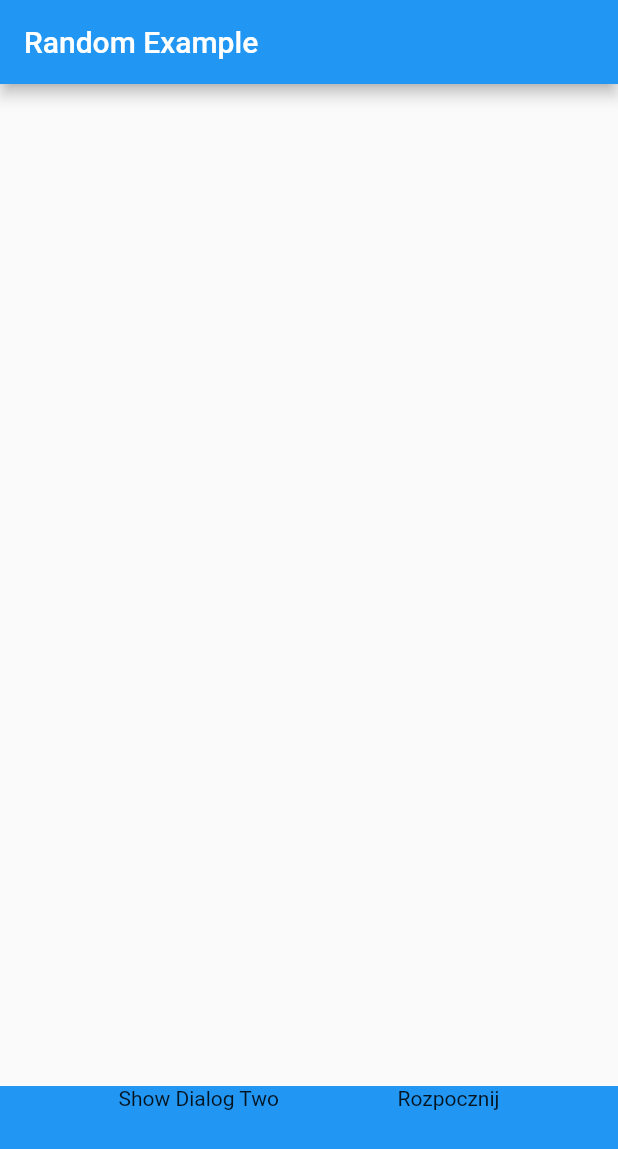
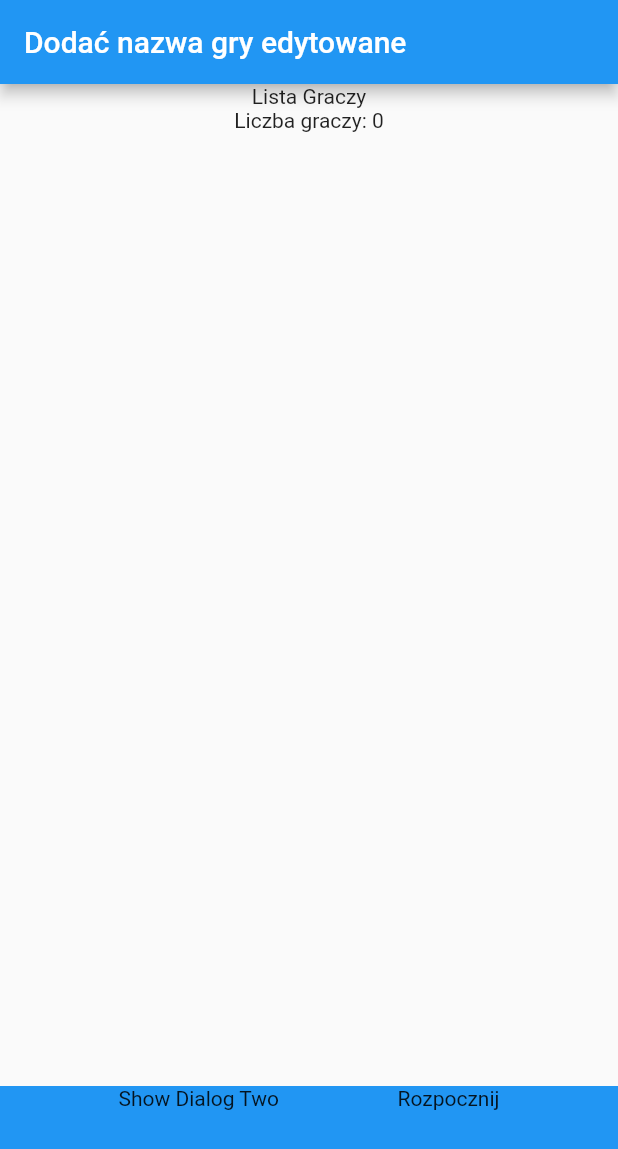
Before and after one commit to LukaszJal/ScoreCounter, a Flutter app: the screen it shows after launch, on a phone screen of 412 x 824 dp. Shown: the top 1149 px of the screen. Run offline on Flutter 3.47's test engine with Material 2 defaults, Android fonts, the phone set to English and light mode, and no system bars; missing offline and left inert: random_avatar.

```diff
--- a/score_counter/lib/constans.dart
+++ b/score_counter/lib/constans.dart
@@ -7,3 +7,5 @@ const inputDecoration = InputDecoration(
   border: OutlineInputBorder(),
   labelText: 'Gracz',
 );
+
+const mainTextStyle = TextStyle(fontSize: 24);
--- a/score_counter/lib/main.dart
+++ b/score_counter/lib/main.dart
@@ -3,6 +3,7 @@ import 'package:flutter/material.dart';
 import 'package:random_avatar/random_avatar.dart';
 import 'package:score_counter/add_user_dialog.dart';
 import 'package:score_counter/userData.dart';
+import 'constans.dart';
 
 void main() {
   runApp(const MyApp());
@@ -14,11 +15,12 @@ class MyApp extends StatelessWidget {
   @override
   Widget build(BuildContext context) {
     return MaterialApp(
-      title: 'Random Avatar example',
+      title: 'Game Score',
       theme: ThemeData(
         primarySwatch: Colors.blue,
       ),
-      home: const MyHomePage(title: 'Random Example'),
+      home: const MyHomePage(title: 'Dodać nazwa gry edytowane'),
+      // Todo: dodać wdytowaną nazwę gry (np. scrable)
     );
   }
 }
@@ -48,16 +50,27 @@ class _MyHomePageState extends State<MyHomePage> {
   void _handleTap2(UserData value) {
     setState(() {
       _painters.add(
-        Row(
-          children: [
-            Text(idTmp.toString()),
-            Text(value.name),
-            value.avatar,
-          ],
+        Container(
+          padding: EdgeInsets.all(2.0),
+          width: screenSize().width,
+          child: Row(
+            mainAxisAlignment: MainAxisAlignment.spaceBetween,
+            children: [
+              Text(style: mainTextStyle, "$idTmp."),
+              //SizedBox(width: 20),
+              Text(style: mainTextStyle, value.name),
+              //SizedBox(width: 100),
+              value.avatar,
+            ],
+          ),
         ),
       );
       idTmp++;
     });
+  }
+
+  Size screenSize() {
+    return MediaQuery.of(context).size;
   }
 
   @override
@@ -66,16 +79,25 @@ class _MyHomePageState extends State<MyHomePage> {
       appBar: AppBar(
         title: Text(widget.title),
       ),
-      body: Row(
+      body: Column(
         children: [
+          Container(
+            child: Text("Lista Graczy"),
+          ),
+          SizedBox(width: screenSize().width),
           SingleChildScrollView(
             child: Wrap(
               children: [
                 Column(
-                  children: [..._painters],
+                  children: [
+                    ..._painters,
+                  ],
                 ),
               ],
             ),
+          ),
+          Container(
+            child: Text("Liczba graczy: " + (idTmp - 1).toString()),
           ),
         ],
       ),
@@ -94,6 +116,7 @@ class _MyHomePageState extends State<MyHomePage> {
                   builder: (context) => AddUserDialog(
                     onConfirm: (UserData value) {
                       _handleTap2(value);
+                      testUserGen(3);
                       // TODO add new UserData Object witch will be send to the next screen.
                     },
                   ),
@@ -107,4 +130,19 @@ class _MyHomePageState extends State<MyHomePage> {
       ),
     );
   }
+
+  void testUserGen(int numberTestUser) {
+    for (int i = 1; i < numberTestUser; i++) {
+      _handleTap2(
+        UserData(
+          "Marek testowy$i",
+          RandomAvatar(
+            DateTime.now().toIso8601String(),
+            height: 70,
+            width: 70,
+          ),
+        ),
+      );
+    }
+  }
 }
```
Also changed, not shown: score_counter/pubspec.yaml (+4 -6 lines), score_counter/lib/resource/fonts/BebasNeue-Regular.ttf (added).
